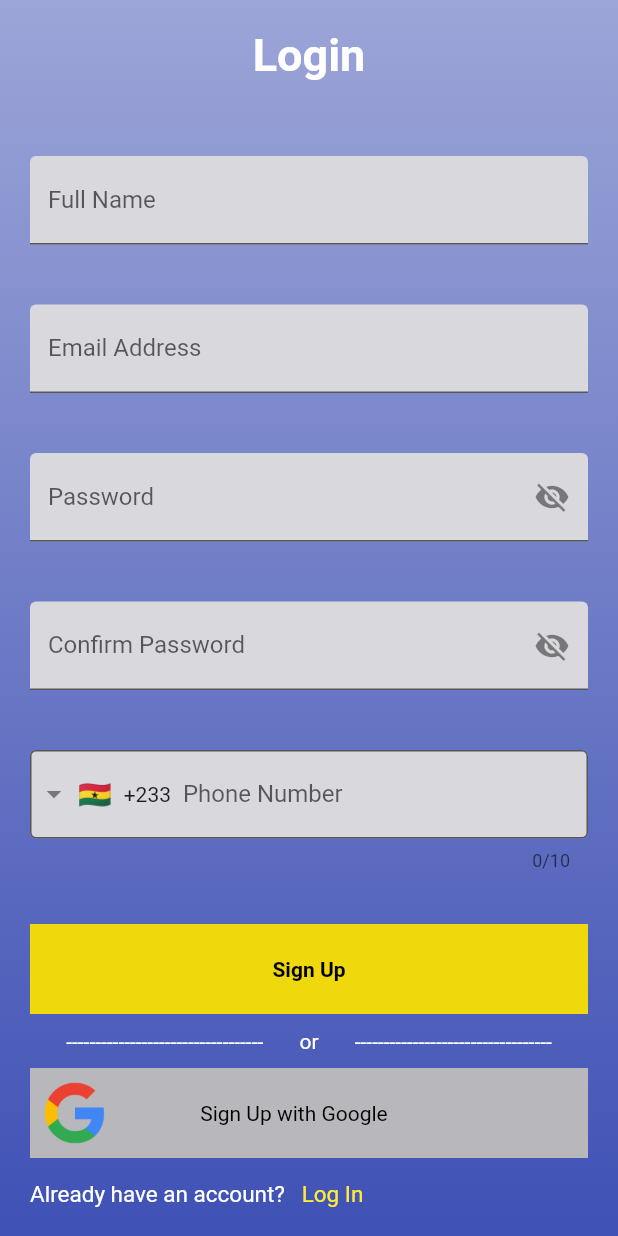
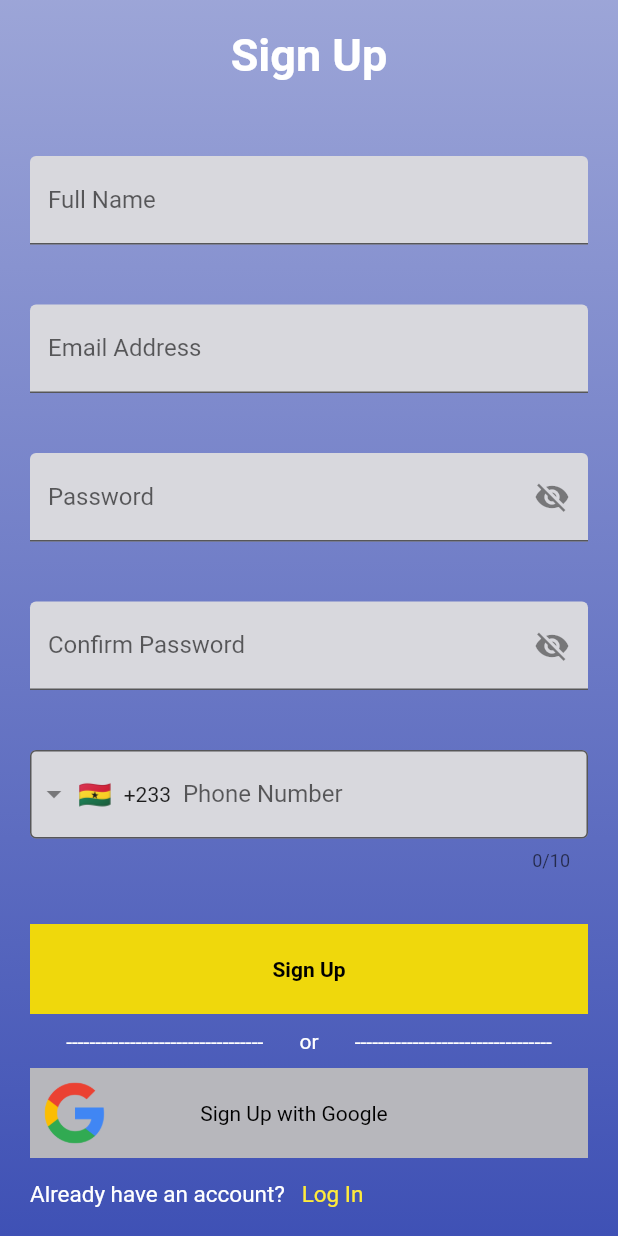
Before and after one commit to Adomakojohn/chatapp, a Flutter app: the screen it shows after launch, on a phone screen of 412 x 824 dp. Run offline on Flutter 3.47's test engine with Material 2 defaults, Android fonts, the light colour scheme and no system bars; drawn by our look-alikes of intl_phone_field; missing offline and left inert: animated_switch.

Commit message:
fixed signup

```diff
--- a/lib/Screens/sign_up.dart
+++ b/lib/Screens/sign_up.dart
@@ -35,7 +35,7 @@ class _SignUpScreenState extends State<SignUpScreen> {
                 mainAxisAlignment: MainAxisAlignment.center,
                 children: [
                   const Text(
-                    'Login',
+                    'Sign Up',
                     style: TextStyle(
                         fontWeight: FontWeight.bold,
                         color: Colors.white,
--- a/lib/main.dart
+++ b/lib/main.dart
@@ -1,3 +1,4 @@
+import 'package:chat_app/Screens/log_in.dart';
 import 'package:chat_app/Screens/sign_up.dart';
 import 'package:flutter/material.dart';
 
```
